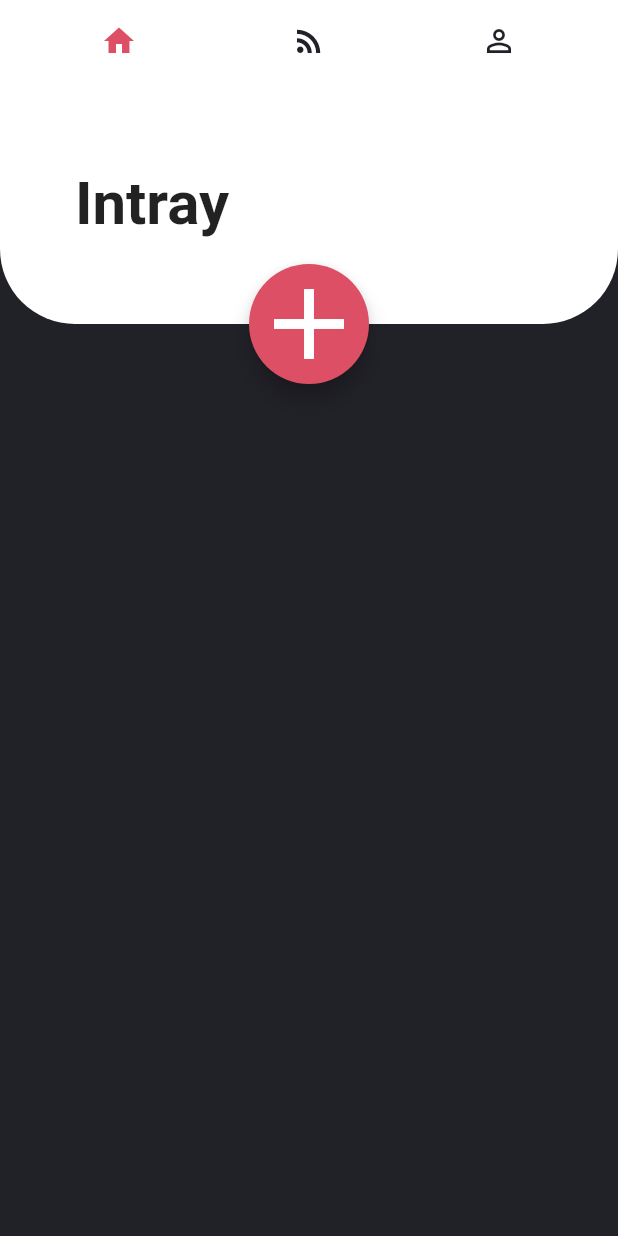
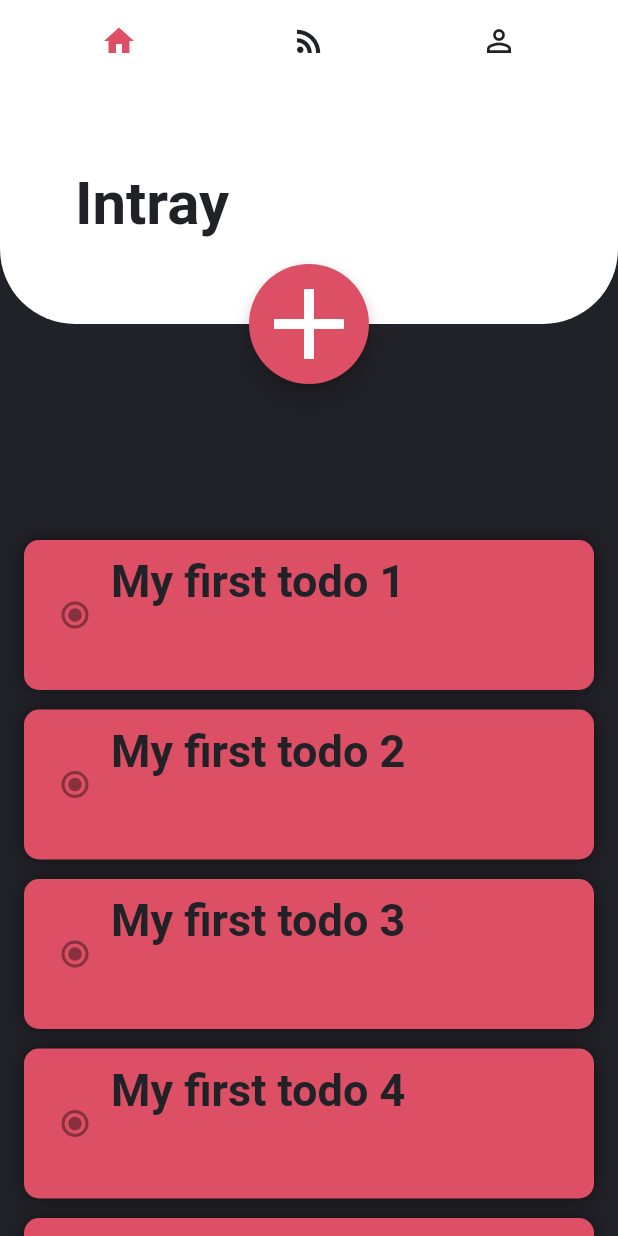
Before and after one commit to robnmrz/productivityApp, a Flutter app: the screen it shows after launch, on a phone screen of 412 x 824 dp. Run offline on Flutter 3.47's test engine with Material 2 defaults, Android fonts, the phone set to English and light mode, and no system bars; Roboto replaces fonts that are missing (Avenir).

Commit message:
Added orderable list view to home and and classes (Task)

```diff
--- /dev/null
+++ b/lib/UI/Intray/intray_page.dart
@@ -0,0 +1,65 @@
+import 'package:flutter/material.dart';
+import 'package:productivity_app/models/classes/task.dart';
+import 'package:productivity_app/models/global.dart';
+import 'package:productivity_app/models/widgets/intray_todo_widget.dart';
+
+class IntrayPage extends StatefulWidget {
+  @override
+  _IntrayPageState createState() => _IntrayPageState();
+}
+
+class _IntrayPageState extends State<IntrayPage> {
+  List<Task> taskList = [];
+  @override
+  Widget build(BuildContext context) {
+    taskList = getList();
+    return Container(
+      color: darkGreyColor,
+      child: _buildReorderableListSimple(context),
+/*       child: ReorderableListView(
+        padding: EdgeInsets.only(top: 300),
+        children: taskList,
+        onReorder: _onReorder,
+      ), */
+    );
+  }
+
+  Widget _buildListTile(BuildContext context, Task item) {
+
+    return ListTile(
+      key: Key(item.taskId),
+      title: IntrayTodo(
+        title: item.title,
+      ),
+    );
+  }
+
+  Widget _buildReorderableListSimple(BuildContext context) {
+    return Theme(
+          data: ThemeData(
+            canvasColor: Colors.transparent,
+          ),
+          child: ReorderableListView(
+        // handleSide: ReorderableListSimpleSide.Right,
+        // handleIcon: Icon(Icons.access_alarm),
+        padding: EdgeInsets.only(top: 300.0),
+        children: taskList.map((Task item) => _buildListTile(context, item)).toList(),
+        onReorder: (oldIndex, newIndex) {
+          setState(() {
+            Task item = taskList[oldIndex];
+            taskList.remove(item);
+            taskList.insert(newIndex, item);
+          });
+        },
+      ),
+    );
+  }
+
+  List<Task> getList() {
+    taskList.clear(); //Only for Dev
+    for(int i = 1; i <= 10; i++) {
+      taskList.add(Task("My first todo " + i.toString(), false, i.toString()));
+    }
+    return taskList;
+  }
+}
--- a/lib/main.dart
+++ b/lib/main.dart
@@ -1,4 +1,5 @@
 import 'package:flutter/material.dart';
+import 'UI/Intray/intray_page.dart';
 import 'models/global.dart';
 
 void main() => runApp(MyApp());
@@ -42,9 +43,7 @@ class _MyHomePageState extends State<MyHomePage> {
                 children: <Widget>[
                   TabBarView(
                   children: [
-                    new Container(
-                      color: darkGreyColor,
-                    ),
+                    IntrayPage(),
                     new Container(
                       color: Colors.orange,
                     ),
--- /dev/null
+++ b/lib/models/classes/task.dart
@@ -0,0 +1,13 @@
+class Task {
+  List<Task> tasks;
+  String note;
+  DateTime timeToComplete;
+  bool completed;
+  String repeats;
+  DateTime deadline;
+  List<DateTime> reminders;
+  String taskId;
+  String title;
+
+  Task(this.title, this.completed, this.taskId);
+}
--- a/lib/models/global.dart
+++ b/lib/models/global.dart
@@ -4,5 +4,19 @@ import "package:flutter/material.dart";
 Color darkGreyColor = new Color(0xFF212128);
 Color redColor = new Color(0xFFDC4F64);
 
+
+
 // textsytles
-TextStyle intrayTitleStyle = new TextStyle(fontFamily: 'Avenir', fontWeight: FontWeight.bold, fontSize: 40.0);
+TextStyle intrayTitleStyle = new TextStyle(
+  fontFamily: 'Avenir',
+  fontWeight: FontWeight.bold,
+  color: darkGreyColor,
+  fontSize: 40
+  );
+
+  TextStyle darkTodoTitle = new TextStyle(
+  fontFamily: 'Avenir',
+  fontWeight: FontWeight.bold,
+  color: darkGreyColor,
+  fontSize: 30
+  );
--- /dev/null
+++ b/lib/models/widgets/intray_todo_widget.dart
@@ -0,0 +1,39 @@
+import 'package:flutter/material.dart';
+import 'package:productivity_app/models/global.dart';
+
+class IntrayTodo extends StatelessWidget {
+  final String title;
+  final String keyValue;
+  IntrayTodo({this.keyValue, this.title});
+
+  @override
+  Widget build(BuildContext context) {
+    return Container(
+      margin: EdgeInsets.only(bottom: 5),
+      padding: EdgeInsets.all(10),
+      height: 100,
+      decoration: BoxDecoration(
+        color: redColor,
+        borderRadius: BorderRadius.all(Radius.circular(10)),
+        boxShadow: [
+          new BoxShadow(
+            color: Colors.black.withOpacity(0.5),
+            blurRadius: 10.0
+          )
+        ],
+      ),
+      child: Row(
+        children: <Widget>[
+          Radio(
+          ),
+          Column(
+            children: <Widget>[
+              Text(title, style: darkTodoTitle,)
+            ],
+          )
+
+        ],
+      ),
+    );
+  }
+}
```
